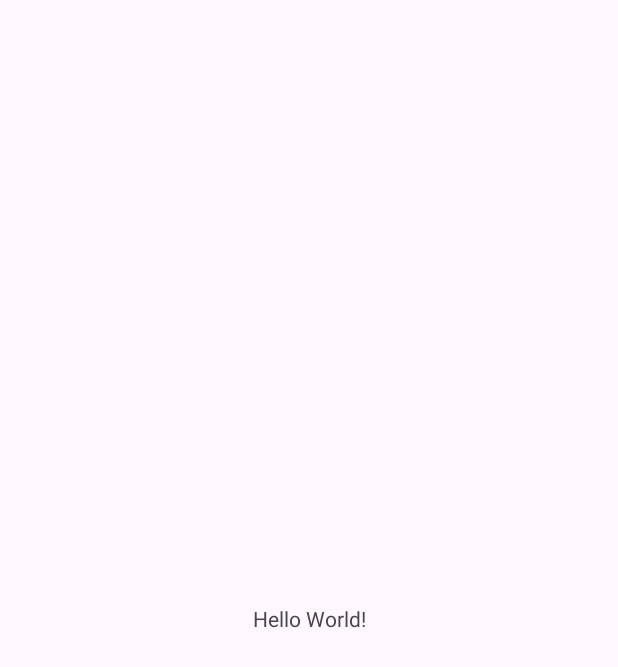
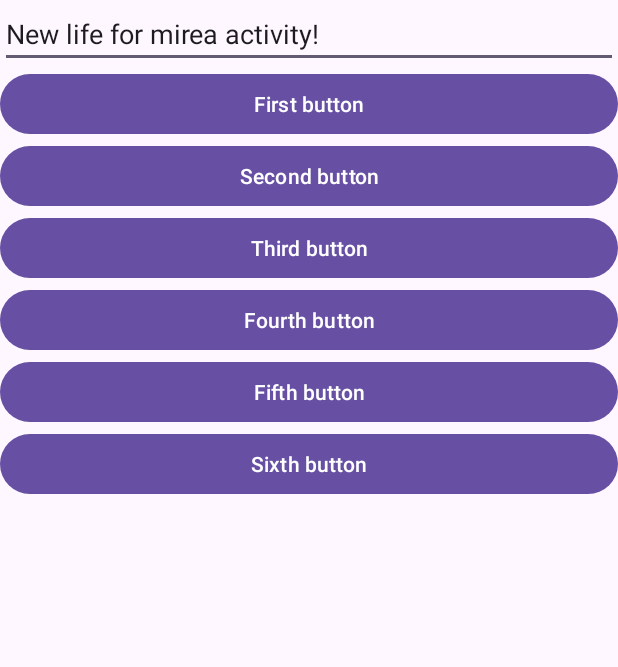
Before and after one commit to StepanGulyaev/mob_dev, an Android app: the screen it shows after launch (MainActivity), on a phone screen of 412 x 824 dp. Before the commit the part shown is almost empty. Shown: the top 667 px of the screen. Run offline under Robolectric (Android 15) with nearby library versions, the phone set to English and light mode, and no system bars.

Commit message:
Added second_activity

```diff
--- a/Lesson1/build.gradle.kts
+++ b/Lesson1/build.gradle.kts
@@ -1,4 +1,6 @@
 // Top-level build file where you can add configuration options common to all sub-projects/modules.
 plugins {
     alias(libs.plugins.android.application) apply false
+    alias(libs.plugins.kotlin.android) apply false
+    alias(libs.plugins.kotlin.compose) apply false
 }
--- a/Lesson1/gradle/libs.versions.toml
+++ b/Lesson1/gradle/libs.versions.toml
@@ -7,6 +7,11 @@ appcompat = "1.6.1"
 material = "1.10.0"
 activity = "1.8.0"
 constraintlayout = "2.1.4"
+kotlin = "2.0.21"
+coreKtx = "1.10.1"
+lifecycleRuntimeKtx = "2.6.1"
+activityCompose = "1.10.1"
+composeBom = "2024.09.00"
 
 [libraries]
 junit = { group = "junit", name = "junit", version.ref = "junit" }
@@ -16,6 +21,19 @@ appcompat = { group = "androidx.appcompat", name = "appcompat", version.ref = "a
 material = { group = "com.google.android.material", name = "material", version.ref = "material" }
 activity = { group = "androidx.activity", name = "activity", version.ref = "activity" }
 constraintlayout = { group = "androidx.constraintlayout", name = "constraintlayout", version.ref = "constraintlayout" }
+core-ktx = { group = "androidx.core", name = "core-ktx", version.ref = "coreKtx" }
+lifecycle-runtime-ktx = { group = "androidx.lifecycle", name = "lifecycle-runtime-ktx", version.ref = "lifecycleRuntimeKtx" }
+activity-compose = { group = "androidx.activity", name = "activity-compose", version.ref = "activityCompose" }
+compose-bom = { group = "androidx.compose", name = "compose-bom", version.ref = "composeBom" }
+ui = { group = "androidx.compose.ui", name = "ui" }
+ui-graphics = { group = "androidx.compose.ui", name = "ui-graphics" }
+ui-tooling = { group = "androidx.compose.ui", name = "ui-tooling" }
+ui-tooling-preview = { group = "androidx.compose.ui", name = "ui-tooling-preview" }
+ui-test-manifest = { group = "androidx.compose.ui", name = "ui-test-manifest" }
+ui-test-junit4 = { group = "androidx.compose.ui", name = "ui-test-junit4" }
+material3 = { group = "androidx.compose.material3", name = "material3" }
 
 [plugins]
 android-application = { id = "com.android.application", version.ref = "agp" }
+kotlin-android = { id = "org.jetbrains.kotlin.android", version.ref = "kotlin" }
+kotlin-compose = { id = "org.jetbrains.kotlin.plugin.compose", version.ref = "kotlin" }
--- a/Lesson1/layouttype/src/main/java/com/mirea/gulyaevstepanalekseevich/layouttype/MainActivity.java
+++ b/Lesson1/layouttype/src/main/java/com/mirea/gulyaevstepanalekseevich/layouttype/MainActivity.java
@@ -14,8 +14,8 @@ public class MainActivity extends AppCompatActivity {
     protected void onCreate(Bundle savedInstanceState) {
         super.onCreate(savedInstanceState);
         EdgeToEdge.enable(this);
-        setContentView(R.layout.activity_main);
-        ViewCompat.setOnApplyWindowInsetsListener(findViewById(R.id.main), (v, insets) -> {
+        setContentView(R.layout.activity_second);
+        ViewCompat.setOnApplyWindowInsetsListener(findViewById(R.id.activity_second), (v, insets) -> {
             Insets systemBars = insets.getInsets(WindowInsetsCompat.Type.systemBars());
             v.setPadding(systemBars.left, systemBars.top, systemBars.right, systemBars.bottom);
             return insets;
--- /dev/null
+++ b/Lesson1/layouttype/src/main/res/layout/activity_second.xml
@@ -0,0 +1,106 @@
+<?xml version="1.0" encoding="utf-8"?>
+<androidx.constraintlayout.widget.ConstraintLayout xmlns:android="http://schemas.android.com/apk/res/android"
+    xmlns:app="http://schemas.android.com/apk/res-auto"
+    xmlns:tools="http://schemas.android.com/tools"
+    android:id="@+id/activity_second"
+    android:layout_width="match_parent"
+    android:layout_height="match_parent">
+
+    <TableLayout
+        android:layout_width="match_parent"
+        android:layout_height="match_parent">
+
+        <TableRow
+            android:layout_width="match_parent"
+            android:layout_height="match_parent" >
+
+            <EditText
+                android:id="@+id/editTextText2"
+                android:layout_width="wrap_content"
+                android:layout_height="wrap_content"
+                android:layout_weight="1"
+                android:ems="10"
+                android:inputType="text"
+                android:text="New life for mirea activity!" />
+
+        </TableRow>
+
+        <TableRow
+            android:layout_width="match_parent"
+            android:layout_height="match_parent" >
+
+            <Button
+                android:id="@+id/button2"
+                android:layout_width="152dp"
+                android:layout_height="wrap_content"
+                android:layout_weight="1"
+                android:text="First button" />
+
+        </TableRow>
+
+        <TableRow
+            android:layout_width="match_parent"
+            android:layout_height="match_parent" >
+
+            <Button
+                android:id="@+id/button7"
+                android:layout_width="wrap_content"
+                android:layout_height="wrap_content"
+                android:layout_weight="1"
+                android:text="Second button" />
+
+        </TableRow>
+
+        <TableRow
+            android:layout_width="match_parent"
+            android:layout_height="match_parent" >
+
+            <Button
+                android:id="@+id/button8"
+                android:layout_width="wrap_content"
+                android:layout_height="wrap_content"
+                android:layout_weight="1"
+                android:text="Third button" />
+
+        </TableRow>
+
+        <TableRow
+            android:layout_width="match_parent"
+            android:layout_height="match_parent" >
+
+            <Button
+                android:id="@+id/button9"
+                android:layout_width="wrap_content"
+                android:layout_height="wrap_content"
+                android:layout_weight="1"
+                android:text="Fourth button" />
+
+        </TableRow>
+
+        <TableRow
+            android:layout_width="match_parent"
+            android:layout_height="match_parent" >
+
+            <Button
+                android:id="@+id/button10"
+                android:layout_width="wrap_content"
+                android:layout_height="wrap_content"
+                android:layout_weight="1"
+                android:text="Fifth button" />
+        </TableRow>
+
+        <TableRow
+            android:layout_width="match_parent"
+            android:layout_height="match_parent" >
+
+            <Button
+                android:id="@+id/button11"
+                android:layout_width="wrap_content"
+                android:layout_height="wrap_content"
+                android:layout_weight="1"
+                android:text="Sixth button" />
+        </TableRow>
+
+    </TableLayout>
+
+</androidx.constraintlayout.widget.ConstraintLayout>
```
